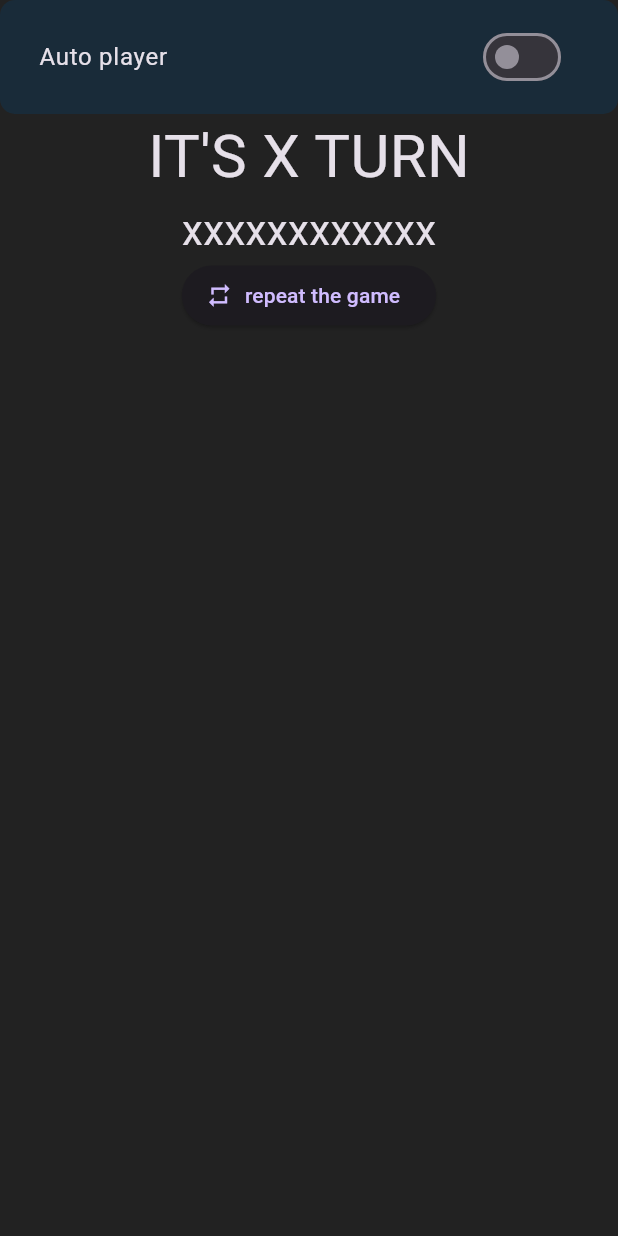
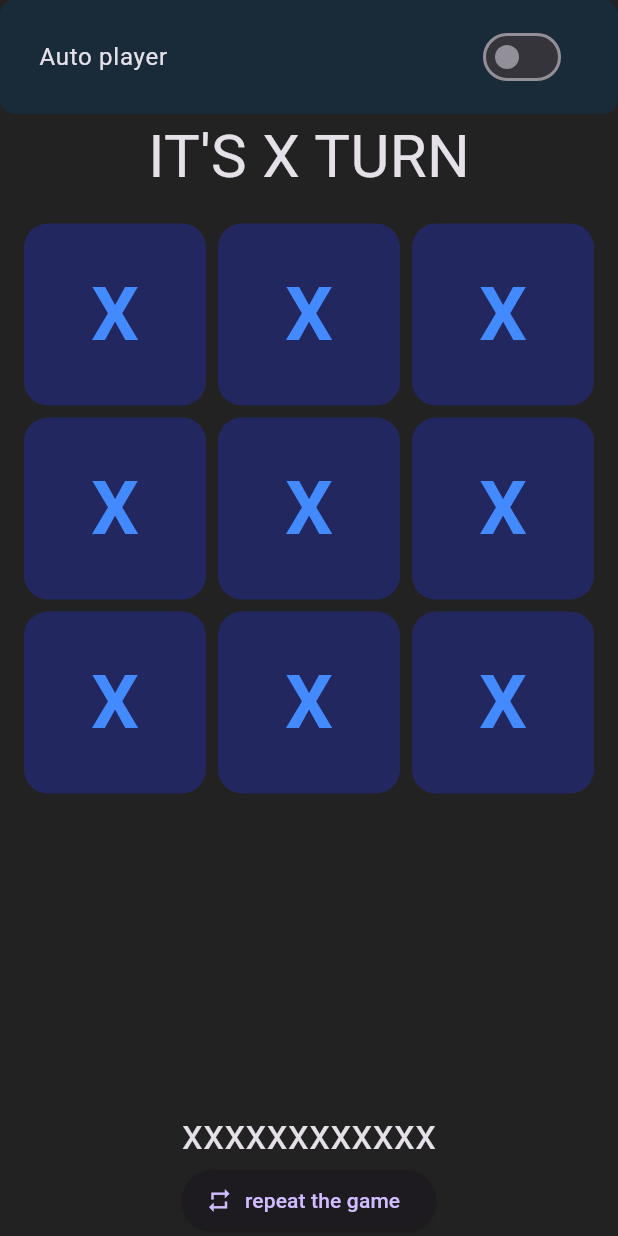
Before and after one commit to Abdalrahman1723/tic-tac-game, a Flutter app: the screen it shows after launch, on a phone screen of 412 x 824 dp. Run offline on Flutter 3.47's test engine with Material 3 defaults, Android fonts, the phone set to English and light mode, and no system bars; our stand-ins replace device_preview.

Commit message:
finish the UI and the grid

```diff
--- a/lib/game_logic.dart
+++ b/lib/game_logic.dart
@@ -1,7 +1,5 @@
-class Player{
+class Player {}
 
+class Game {
+  void playGame(int index, String activePlayer) {}
 }
-
-class Game{
-
-}
--- a/lib/home_screen.dart
+++ b/lib/home_screen.dart
@@ -41,10 +41,49 @@ class _State extends State<HomeScreen> {
                 },
               ),
             ),
-            //the turn
+            //the turn ( X or O)
             Text(
               "It's $activePlayer turn".toUpperCase(),
               style: TextStyle(fontSize: 40),
+            ),
+            //the board grid
+            Expanded(
+              child: GridView.count(
+                padding: EdgeInsets.all(16),
+                crossAxisCount: 3,
+                mainAxisSpacing: 8.0,
+                crossAxisSpacing: 8.0,
+                childAspectRatio: 1.0,
+                children: List.generate(
+                  //generates 9 grids
+                  9,
+                  (index) => InkWell(
+                    borderRadius: BorderRadius.circular(16),
+                    onTap: gameOver
+                        ? null
+                        : () => _onTap(
+                            index,
+                          ), //if the game is over, the grid is not clickable
+                    child: Container(
+                      decoration: BoxDecoration(
+                        color: const Color.fromARGB(255, 34, 40, 95),
+                        borderRadius: BorderRadius.circular(16),
+                      ),
+
+                      child: Center(
+                        child: Text(
+                          "X",
+                          style: TextStyle(
+                            fontSize: 50,
+                            color: Colors.blueAccent,
+                            fontWeight: FontWeight.bold,
+                          ),
+                        ),
+                      ),
+                    ),
+                  ),
+                ),
+              ),
             ),
             //the result
             Text(result, style: TextStyle(fontSize: 28)),
@@ -66,4 +105,9 @@ class _State extends State<HomeScreen> {
       ),
     );
   }
+
+  //handles the grid tap
+  void _onTap(int index) {
+    game.playGame(index, activePlayer);
+  }
 }
```
